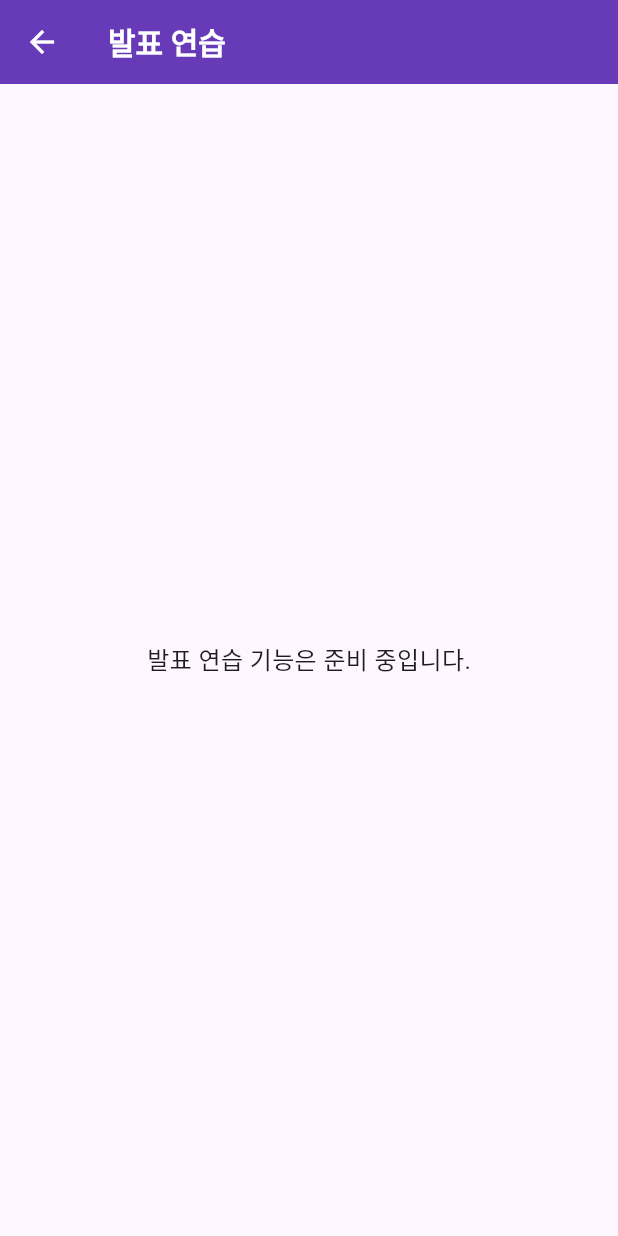
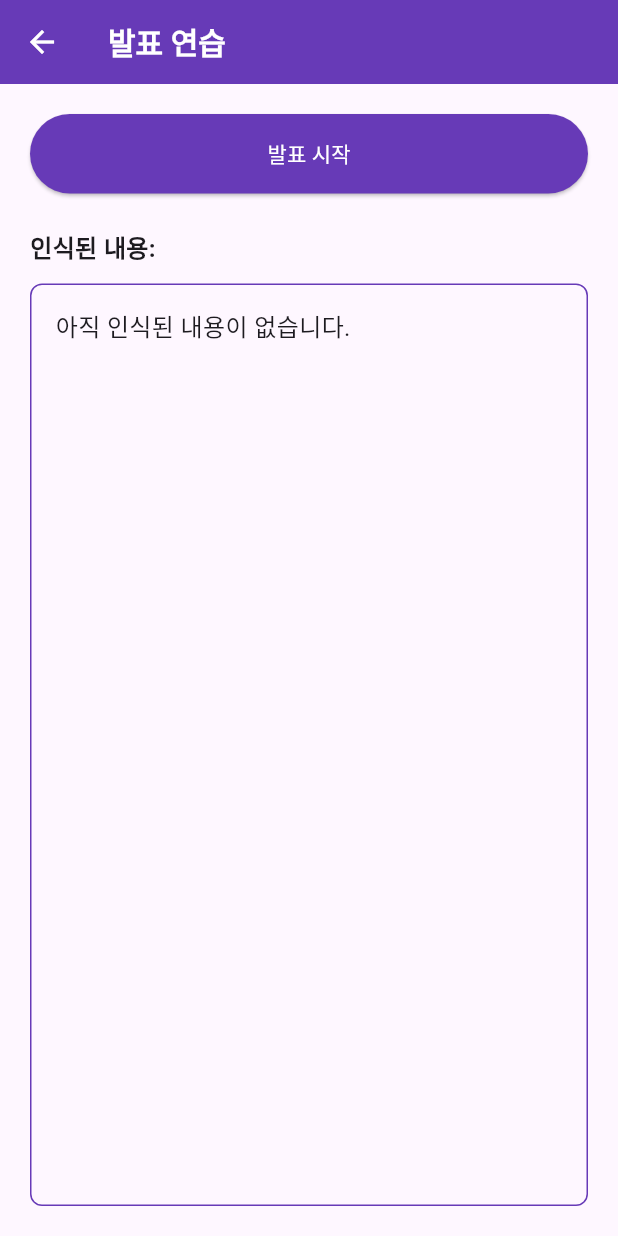
Before and after one commit to IngyoKim/TalkPilot, a Flutter app: the PresentationPracticePage screen opened directly with empty values, on a phone screen of 412 x 824 dp. Run offline on Flutter 3.47's test engine with Material 3 defaults, Android fonts, the phone set to English and light mode, and no system bars; our stand-ins replace file_picker, firebase_auth, firebase_core, firebase_database, flutter_dotenv, fluttertoast and 4 more; missing offline and left inert: kakao_flutter_sdk_common, kakao_flutter_sdk_user; accounts and stored records are empty; generated files the repository leaves out were written again.

Commit message:
feat: STT 기능 가져오기
- stt_service.dart를 이용하여 presentatio_practice_page.dart에서 사용
- 임시로 발표 시작 버튼과 인식된 내용에 관한 텍스트 박스 생성

```diff
--- a/app/lib/src/pages/practice_page/presentation_practice_page.dart
+++ b/app/lib/src/pages/practice_page/presentation_practice_page.dart
@@ -1,8 +1,48 @@
 import 'package:flutter/material.dart';
+import 'package:talk_pilot/src/services/stt/stt_service.dart';
 
-class PresentationPracticePage extends StatelessWidget {
+class PresentationPracticePage extends StatefulWidget {
   final String projectId;
   const PresentationPracticePage({super.key, required this.projectId});
+
+  @override
+  State<PresentationPracticePage> createState() => _PresentationPracticePageState();
+}
+
+class _PresentationPracticePageState extends State<PresentationPracticePage> {
+  final SttService _sttService = SttService();
+  String _recognizedText = '';
+  bool _isListening = false;
+
+  @override
+  void initState() {
+    super.initState();
+    _sttService.init();
+  }
+
+  void _startListening() {
+    _sttService.startListening((text) {
+      if (!mounted) return;
+      setState(() {
+        _recognizedText = text;
+        _isListening = true;
+      });
+    });
+  }
+
+  void _stopListening() async {
+    await _sttService.stopListening();
+    if (!mounted) return;
+    setState(() {
+      _isListening = false;
+    });
+  }
+
+  @override
+  void dispose() {
+    _sttService.stopListening();
+    super.dispose();
+  }
 
   @override
   Widget build(BuildContext context) {
@@ -17,10 +57,44 @@ class PresentationPracticePage extends StatelessWidget {
           fontWeight: FontWeight.bold,
         ),
       ),
-      body: const Center(
-        child: Text(
-          '발표 연습 기능은 준비 중입니다.',
-          style: TextStyle(fontSize: 16),
+      body: Padding(
+        padding: const EdgeInsets.all(20),
+        child: Column(
+          crossAxisAlignment: CrossAxisAlignment.stretch,
+          children: [
+            ElevatedButton(
+              style: ElevatedButton.styleFrom(
+                backgroundColor: _isListening ? Colors.grey : Colors.deepPurple,
+                foregroundColor: Colors.white,
+                padding: const EdgeInsets.symmetric(vertical: 16),
+              ),
+              onPressed: _isListening ? _stopListening : _startListening,
+              child: Text(_isListening ? '발표 중지' : '발표 시작'),
+            ),
+            const SizedBox(height: 24),
+            const Text(
+              '인식된 내용:',
+              style: TextStyle(fontSize: 16, fontWeight: FontWeight.bold),
+            ),
+            const SizedBox(height: 12),
+            Expanded(
+              child: Container(
+                padding: const EdgeInsets.all(16),
+                decoration: BoxDecoration(
+                  border: Border.all(color: Colors.deepPurple),
+                  borderRadius: BorderRadius.circular(8),
+                ),
+                child: SingleChildScrollView(
+                  child: Text(
+                    _recognizedText.isEmpty
+                        ? '아직 인식된 내용이 없습니다.'
+                        : _recognizedText,
+                    style: const TextStyle(fontSize: 16),
+                  ),
+                ),
+              ),
+            ),
+          ],
         ),
       ),
     );
```
